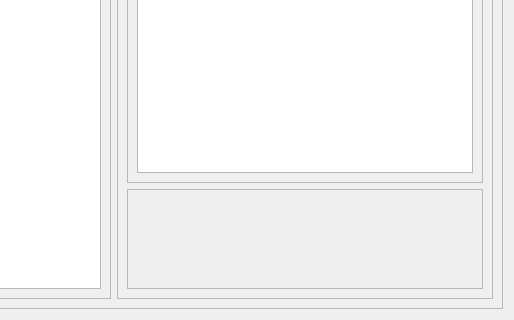
laurenesco/ToolBuddy-Inventory-Management-System, file search_results.ui: the form before one commit; both pictures show x 286 to 800 and y 180 to 500 of the 800 by 500 pixel window.
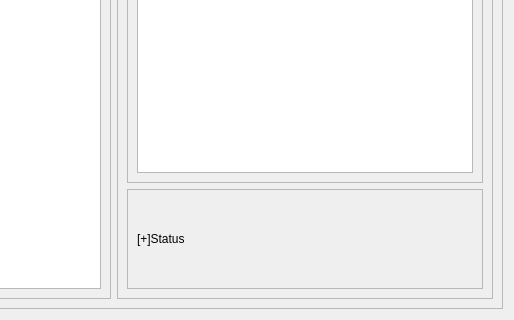
The form after the commit.

The edit to the form file:
```diff
--- a/search_results.ui
+++ b/search_results.ui
@@ -70,6 +70,15 @@
            <property name="frameShadow">
             <enum>QFrame::Raised</enum>
            </property>
+           <layout class="QVBoxLayout" name="verticalLayout_3">
+            <item>
+             <widget class="QLabel" name="statusLabel">
+              <property name="text">
+               <string>[+]Status</string>
+              </property>
+             </widget>
+            </item>
+           </layout>
           </widget>
          </item>
         </layout>
```
Left out of the diff: 2 changed lines with no effect on the pictures.
